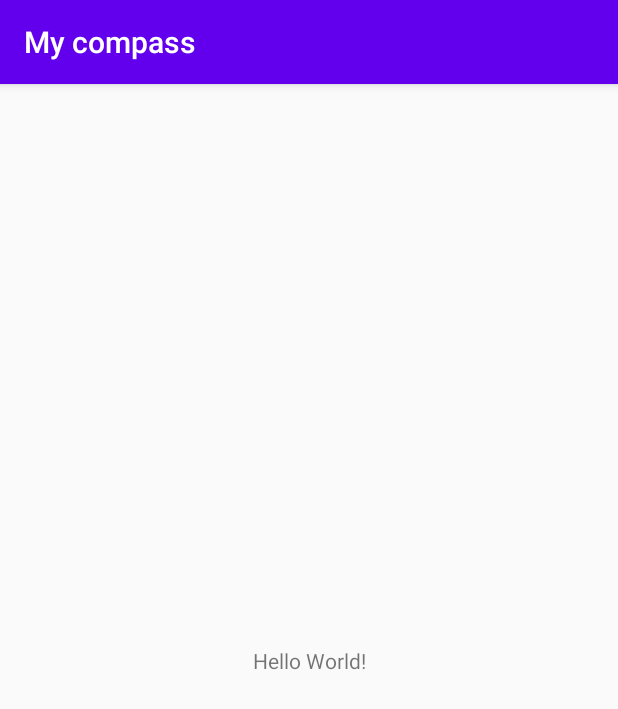
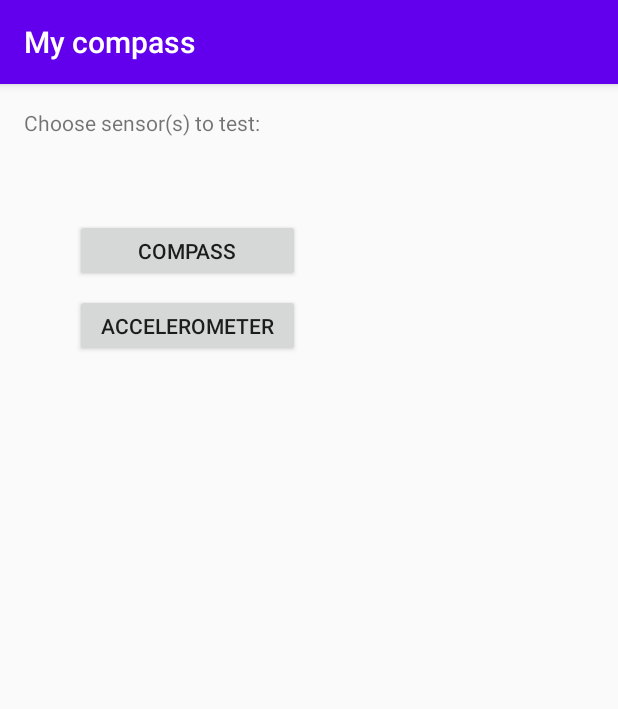
Before and after one commit to AzeyZ/MAMN01_Compass, an Android app: the screen it shows after launch (MainActivity), on a phone screen of 412 x 824 dp. Shown: the top 709 px of the screen. Run offline under Robolectric (Android 15) with nearby library versions, the phone set to English and light mode, and no system bars.

Commit message:
Working Compass and Accelerometer with additional features

```diff
--- a/app/src/main/AndroidManifest.xml
+++ b/app/src/main/AndroidManifest.xml
@@ -1,6 +1,9 @@
 <?xml version="1.0" encoding="utf-8"?>
 <manifest xmlns:android="http://schemas.android.com/apk/res/android"
     package="com.example.mycompass">
+
+    <uses-permission android:name="android.permission.VIBRATE" />
+    <uses-permission android:name="android.permission.VIBRATE" />
 
     <application
         android:allowBackup="true"
@@ -9,6 +12,7 @@
         android:roundIcon="@mipmap/ic_launcher_round"
         android:supportsRtl="true"
         android:theme="@style/AppTheme">
+        <activity android:name=".AccelerometerActivity"></activity>
         <activity android:name=".MainActivity">
             <intent-filter>
                 <action android:name="android.intent.action.MAIN" />
@@ -16,6 +20,7 @@
                 <category android:name="android.intent.category.LAUNCHER" />
             </intent-filter>
         </activity>
+        <activity android:name=".CompassActivity" />
     </application>
 
 </manifest>
--- a/app/src/main/java/com/example/mycompass/MainActivity.java
+++ b/app/src/main/java/com/example/mycompass/MainActivity.java
@@ -2,13 +2,41 @@ package com.example.mycompass;
 
 import androidx.appcompat.app.AppCompatActivity;
 
+import android.content.Intent;
 import android.os.Bundle;
+import android.view.View;
+import android.widget.Button;
 
 public class MainActivity extends AppCompatActivity {
-
+    private Button compassButton;
+    private Button Buttonacc;
     @Override
     protected void onCreate(Bundle savedInstanceState) {
         super.onCreate(savedInstanceState);
         setContentView(R.layout.activity_main);
+        compassButton = findViewById(R.id.buttonCompass);
+        Buttonacc = findViewById(R.id.buttonacc);
+        compassButton.setOnClickListener(new View.OnClickListener(){
+            @Override
+            public void onClick(View v){
+                openCompassActivity();
+            }
+        });
+        Buttonacc.setOnClickListener(new View.OnClickListener(){
+            @Override
+            public void onClick(View v){
+                openAccActivity();
+            }
+        });
+    }
+
+    public void openCompassActivity(){
+        Intent intent = new Intent(this, CompassActivity.class);
+        startActivity(intent);
+    }
+
+    public void openAccActivity(){
+        Intent intent = new Intent(this, AccelerometerActivity.class);
+        startActivity(intent);
     }
 }
--- a/app/src/main/res/layout/activity_main.xml
+++ b/app/src/main/res/layout/activity_main.xml
@@ -1,18 +1,41 @@
 <?xml version="1.0" encoding="utf-8"?>
-<androidx.constraintlayout.widget.ConstraintLayout xmlns:android="http://schemas.android.com/apk/res/android"
+<RelativeLayout
+    xmlns:android="http://schemas.android.com/apk/res/android"
     xmlns:app="http://schemas.android.com/apk/res-auto"
     xmlns:tools="http://schemas.android.com/tools"
     android:layout_width="match_parent"
     android:layout_height="match_parent"
     tools:context=".MainActivity">
 
+    <Button
+        android:id="@+id/buttonCompass"
+        android:layout_width="150dp"
+        android:layout_height="42dp"
+        android:layout_marginStart="50dp"
+        android:layout_marginTop="90dp"
+        android:text="Compass"
+        app:layout_constraintStart_toStartOf="parent"
+        app:layout_constraintTop_toTopOf="parent" />
+    <Button
+        android:id="@+id/buttonacc"
+        android:layout_width="150dp"
+        android:layout_height="42dp"
+        android:layout_marginStart="50dp"
+        android:layout_marginTop="140dp"
+        android:text="Accelerometer"
+        app:layout_constraintStart_toStartOf="parent"
+        app:layout_constraintTop_toTopOf="parent" />
+
     <TextView
+        android:id="@+id/textView"
         android:layout_width="wrap_content"
         android:layout_height="wrap_content"
-        android:text="Hello World!"
-        app:layout_constraintBottom_toBottomOf="parent"
-        app:layout_constraintLeft_toLeftOf="parent"
-        app:layout_constraintRight_toRightOf="parent"
-        app:layout_constraintTop_toTopOf="parent" />
+        android:layout_alignParentStart="true"
+        android:layout_alignParentTop="true"
+        android:layout_alignParentEnd="true"
+        android:layout_alignParentBottom="true"
+        android:layout_marginStart="16dp"
+        android:layout_marginTop="16dp"
+        android:text="Choose sensor(s) to test:" />
 
-</androidx.constraintlayout.widget.ConstraintLayout>
+</RelativeLayout>
```
Also changed, not shown: app/src/main/java/com/example/mycompass/AccelerometerActivity.java (added, +62 -0 lines), app/src/main/java/com/example/mycompass/CompassActivity.java (added, +138 -0 lines), app/src/main/res/layout/activity_accelerometer.xml (added, +36 -0 lines), app/src/main/res/layout/compass_activity.xml (added, +40 -0 lines), app/src/main/res/drawable-v24/compass.jpg (added), app/src/main/res/drawable-v24/compasspng.png (added), 1 other file.
